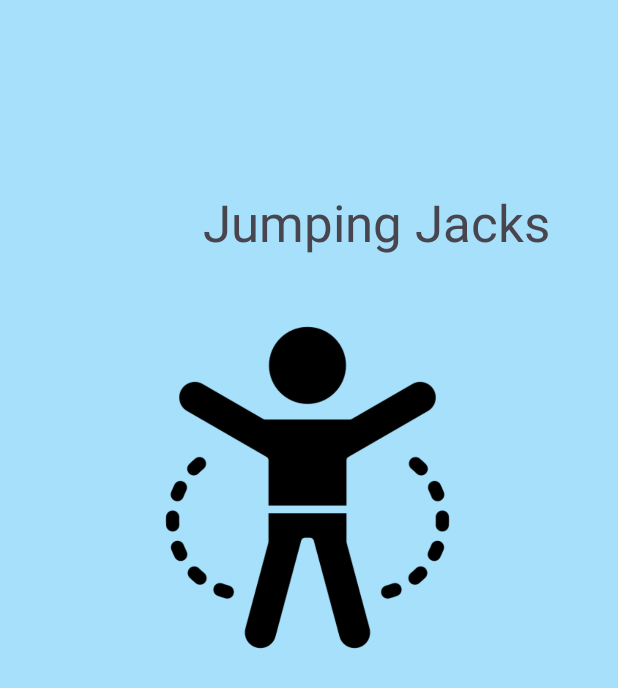
After one commit to mauries-lopez/PomoPet, an Android app built with Jetpack Compose: the ViewExercise screen opened directly, with no data from a screen before it, on a phone screen of 412 x 824 dp. The commit adds this screen. Shown: the top 688 px of the screen. Run offline under Robolectric (Android 15) with nearby library versions, the phone set to English and light mode, and no system bars.

Commit message:
Added the View Exercise Function
Implemented the View Exercise Function via a Recycler View

```diff
--- /dev/null
+++ b/Machine Project Development/app/src/main/java/com/example/pomopet/ExerciseDataSet.kt
@@ -0,0 +1,17 @@
+package com.example.pomopet
+
+//This file loads the information needed for the recycler view on the view exercises
+class ExerciseDataSet {
+    companion object {
+        fun loadData(): ArrayList<ViewExerDataModel> {
+            val data = ArrayList<ViewExerDataModel>()
+            data.add(ViewExerDataModel("Jumping Jacks", R.drawable.jumping_jacks))
+            data.add(ViewExerDataModel("Push Ups", R.drawable.push_ups))
+            data.add(ViewExerDataModel("Squats", R.drawable.squats))
+            data.add(ViewExerDataModel("Lunges", R.drawable.lunges))
+            data.add(ViewExerDataModel("Burpees", R.drawable.burpees))
+            data.add(ViewExerDataModel("Bicycle Crunches", R.drawable.bicycle_crunch))
+            return data
+        }
+    }
+}
--- /dev/null
+++ b/Machine Project Development/app/src/main/java/com/example/pomopet/ViewExerDataModel.kt
@@ -0,0 +1,16 @@
+package com.example.pomopet
+
+//This file specifies the parameters that the ArrayList<ViewExerDataModel> will have
+class ViewExerDataModel (exerName: String, exerIcon: Int){
+    var exerName = exerName
+        private set
+    var exerIcon = exerIcon
+        private set
+
+    override fun toString(): String {
+        return "com.example.pomopet.ViewExerDataModel{" +
+                "exerName='" + exerName + '\'' +
+                ", exerIcon='" + exerIcon + '\'' +
+                '}'
+    }
+}
--- /dev/null
+++ b/Machine Project Development/app/src/main/java/com/example/pomopet/ViewExerViewHolder.kt
@@ -0,0 +1,18 @@
+package com.example.pomopet
+
+import android.view.View
+import android.widget.ImageView
+import android.widget.TextView
+import androidx.recyclerview.widget.RecyclerView.ViewHolder
+
+class ViewExerViewHolder (itemView: View): ViewHolder(itemView) {
+
+    //Initialization, di pa ako sure pano via ViewBinding - Mark
+    private val exerName: TextView = itemView.findViewById(R.id.exerName)
+    private val exerIcon: ImageView = itemView.findViewById(R.id.exerIcon)
+
+    fun linkData(ViewExerDataModel: ViewExerDataModel){
+        exerName.text = ViewExerDataModel.exerName
+        exerIcon.setImageResource(ViewExerDataModel.exerIcon)
+    }
+}
--- /dev/null
+++ b/Machine Project Development/app/src/main/java/com/example/pomopet/ViewExercise.kt
@@ -0,0 +1,31 @@
+package com.example.pomopet
+
+import android.os.Bundle
+import androidx.activity.enableEdgeToEdge
+import androidx.appcompat.app.AppCompatActivity
+import androidx.core.view.ViewCompat
+import androidx.core.view.WindowInsetsCompat
+import androidx.recyclerview.widget.LinearLayoutManager
+import androidx.recyclerview.widget.RecyclerView
+
+//This file is the main file for the viewing of available exercises
+class ViewExercise : AppCompatActivity() {
+
+    //Initialize ArrayList
+    private val dataModel: ArrayList<ViewExerDataModel> = ExerciseDataSet.loadData()
+
+    //Recycler View Reference
+    private lateinit var viewExerRecyclerView: RecyclerView
+
+    override fun onCreate(savedInstanceState: Bundle?) {
+        super.onCreate(savedInstanceState)
+        enableEdgeToEdge()
+        setContentView(R.layout.activity_view_exercise)
+
+        //Added
+        this.viewExerRecyclerView = findViewById(R.id.recyclerViewXML)
+        this.viewExerRecyclerView.adapter = ViewExerciseAdapter(this.dataModel)
+        this.viewExerRecyclerView.layoutManager = LinearLayoutManager(
+            this, LinearLayoutManager.HORIZONTAL, false)
+    }
+}
--- /dev/null
+++ b/Machine Project Development/app/src/main/java/com/example/pomopet/ViewExerciseAdapter.kt
@@ -0,0 +1,31 @@
+package com.example.pomopet
+
+import android.view.LayoutInflater
+import android.view.ViewGroup
+import androidx.recyclerview.widget.RecyclerView.Adapter
+
+//Getting a copy of the data to the adapter
+class ViewExerciseAdapter(private val data: ArrayList<ViewExerDataModel>): Adapter<ViewExerViewHolder>(){
+
+    //Creating the ViewHolder
+    override fun onCreateViewHolder(parent: ViewGroup, viewType: Int): ViewExerViewHolder {
+        val inflater = LayoutInflater.from(parent.context)
+        val view = inflater.inflate(R.layout.view_exercise_template, parent, false)
+        return ViewExerViewHolder(view)
+    }
+
+    //Binding data to the ViewHolder
+    override fun onBindViewHolder(holder: ViewExerViewHolder, position: Int) {
+        holder.linkData(data.get(position))
+        //Action needed to be done, so basically, upon clicking dapat move to specific exercise detail
+        holder.itemView.setOnClickListener {
+            val current = data.get(position).exerName
+            //Insert logic here to redirect to specific exercise page
+        }
+    }
+
+    //Specify ArrayList size
+    override fun getItemCount(): Int {
+        return data.size
+    }
+}
--- /dev/null
+++ b/Machine Project Development/app/src/main/res/layout/activity_view_exercise.xml
@@ -0,0 +1,15 @@
+<?xml version="1.0" encoding="utf-8"?>
+<androidx.constraintlayout.widget.ConstraintLayout xmlns:android="http://schemas.android.com/apk/res/android"
+    xmlns:app="http://schemas.android.com/apk/res-auto"
+    xmlns:tools="http://schemas.android.com/tools"
+    android:id="@+id/main"
+    android:layout_width="match_parent"
+    android:layout_height="match_parent"
+    android:background="#FFFFFF"
+    tools:context=".ViewExercise">
+
+    <androidx.recyclerview.widget.RecyclerView
+        android:id="@+id/recyclerViewXML"
+        android:layout_width="match_parent"
+        android:layout_height="match_parent" />
+</androidx.constraintlayout.widget.ConstraintLayout>
--- /dev/null
+++ b/Machine Project Development/app/src/main/res/layout/view_exercise_template.xml
@@ -0,0 +1,29 @@
+<?xml version="1.0" encoding="utf-8"?>
+<androidx.constraintlayout.widget.ConstraintLayout xmlns:android="http://schemas.android.com/apk/res/android"
+    xmlns:app="http://schemas.android.com/apk/res-auto"
+    xmlns:tools="http://schemas.android.com/tools"
+    android:layout_width="match_parent"
+    android:layout_height="match_parent"
+    android:background="#A6E0FA">
+
+    <TextView
+        android:id="@+id/exerName"
+        android:layout_width="wrap_content"
+        android:layout_height="wrap_content"
+        android:layout_marginStart="135dp"
+        android:layout_marginTop="125dp"
+        android:text="TextView"
+        android:textSize="34sp"
+        app:layout_constraintStart_toStartOf="parent"
+        app:layout_constraintTop_toTopOf="parent" />
+
+    <ImageView
+        android:id="@+id/exerIcon"
+        android:layout_width="250dp"
+        android:layout_height="250dp"
+        android:layout_marginStart="80dp"
+        android:layout_marginTop="200dp"
+        app:layout_constraintStart_toStartOf="parent"
+        app:layout_constraintTop_toTopOf="parent"
+        tools:srcCompat="@tools:sample/avatars" />
+</androidx.constraintlayout.widget.ConstraintLayout>
--- a/Machine Project Development/app/src/main/res/values/strings.xml
+++ b/Machine Project Development/app/src/main/res/values/strings.xml
@@ -9,4 +9,5 @@
     </string>
 
     <string name="signed_by">Signed by:</string>
+    <string name="title_activity_view_exercises">ViewExercises</string>
 </resources>
```
Also changed, not shown: Machine Project Development/app/build.gradle.kts (+27 -0 lines), Machine Project Development/app/src/main/AndroidManifest.xml (+9 -4 lines), Machine Project Development/app/src/main/java/com/example/pomopet/ui/theme/Color.kt (added, +11 -0 lines), Machine Project Development/app/src/main/java/com/example/pomopet/ui/theme/Theme.kt (added, +58 -0 lines), Machine Project Development/app/src/main/java/com/example/pomopet/ui/theme/Type.kt (added, +34 -0 lines), Machine Project Development/app/src/main/res/drawable/bicycle_crunch.png (added), Machine Project Development/app/src/main/res/drawable/burpees.png (added), Machine Project Development/app/src/main/res/drawable/jumping_jacks.png (added), Machine Project Development/app/src/main/res/drawable/lunges.png (added), Machine Project Development/app/src/main/res/drawable/push_ups.png (added), Machine Project Development/app/src/main/res/drawable/squats.png (added).
